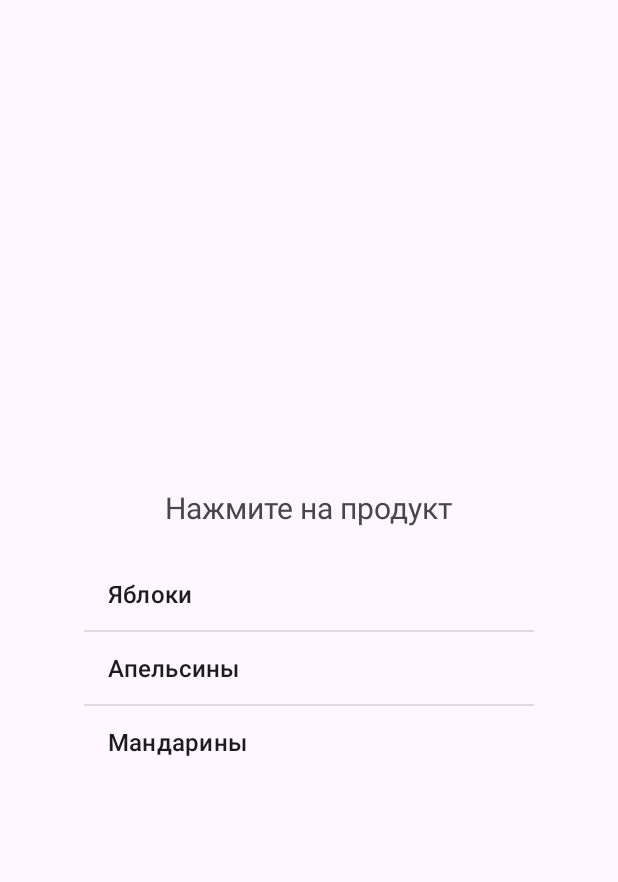
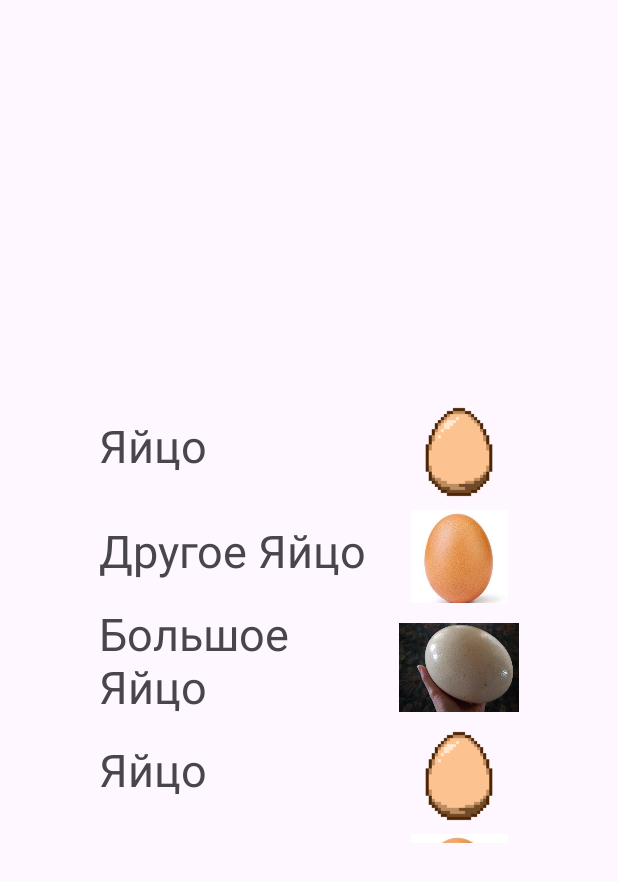
Before and after one commit to Krezerenko/MobileDev-sem-4, an Android app: the screen it shows after launch (MainActivity before the commit, ThirdActivity after it), on a phone screen of 412 x 824 dp. Shown: the top 882 px of the screen. Run offline under Robolectric (Android 15) with nearby library versions, the phone set to English and light mode, and no system bars.

Commit message:
Закончил второй пункт 5-й практики

```diff
--- a/Projects/Pract5/app/src/main/AndroidManifest.xml
+++ b/Projects/Pract5/app/src/main/AndroidManifest.xml
@@ -13,13 +13,13 @@
             android:theme="@style/Theme.Pract5"
             tools:targetApi="31">
         <activity
-                android:name=".ThirdActivity"
+                android:name=".MainActivity"
                 android:exported="false" />
         <activity
                 android:name=".SecondActivity"
                 android:exported="false" />
         <activity
-                android:name=".MainActivity"
+                android:name=".ThirdActivity"
                 android:exported="true">
             <intent-filter>
                 <action android:name="android.intent.action.MAIN" />
--- /dev/null
+++ b/Projects/Pract5/app/src/main/java/com/example/pract5/CustomAdapter.java
@@ -0,0 +1,58 @@
+package com.example.pract5;
+
+import android.view.LayoutInflater;
+import android.view.View;
+import android.view.ViewGroup;
+import android.widget.ImageView;
+import android.widget.TextView;
+
+import androidx.annotation.NonNull;
+import androidx.recyclerview.widget.RecyclerView;
+
+import java.util.List;
+
+public class CustomAdapter extends RecyclerView.Adapter<CustomAdapter.ViewHolder>
+{
+    private final List<CustomItem> items;
+
+    public CustomAdapter(List<CustomItem> items)
+    {
+        this.items = items;
+    }
+
+    @NonNull
+    @Override
+    public CustomAdapter.ViewHolder onCreateViewHolder(@NonNull ViewGroup parent, int viewType)
+    {
+        View view = LayoutInflater.from(parent.getContext())
+                .inflate(R.layout.item_third, parent, false);
+        return new ViewHolder(view);
+    }
+
+    @Override
+    public void onBindViewHolder(@NonNull CustomAdapter.ViewHolder holder, int position)
+    {
+        CustomItem item = items.get(position);
+
+        holder.textView.setText(item.getText());
+        holder.imageView.setImageResource(item.getImageId());
+    }
+
+    @Override
+    public int getItemCount()
+    {
+        return items.size();
+    }
+
+    public static class ViewHolder extends RecyclerView.ViewHolder
+    {
+        private final TextView textView;
+        private final ImageView imageView;
+        public ViewHolder(@NonNull View itemView)
+        {
+            super(itemView);
+            textView = itemView.findViewById(R.id.text_itemThird);
+            imageView = itemView.findViewById(R.id.image_itemThird);
+        }
+    }
+}
--- /dev/null
+++ b/Projects/Pract5/app/src/main/java/com/example/pract5/CustomItem.java
@@ -0,0 +1,23 @@
+package com.example.pract5;
+
+public class CustomItem
+{
+    private final String text;
+    private final int imageId;
+
+    public CustomItem(String text, int imageId)
+    {
+        this.text = text;
+        this.imageId = imageId;
+    }
+
+    public String getText()
+    {
+        return text;
+    }
+
+    public int getImageId()
+    {
+        return imageId;
+    }
+}
--- a/Projects/Pract5/app/src/main/java/com/example/pract5/ThirdActivity.java
+++ b/Projects/Pract5/app/src/main/java/com/example/pract5/ThirdActivity.java
@@ -7,6 +7,11 @@ import androidx.appcompat.app.AppCompatActivity;
 import androidx.core.graphics.Insets;
 import androidx.core.view.ViewCompat;
 import androidx.core.view.WindowInsetsCompat;
+import androidx.recyclerview.widget.LinearLayoutManager;
+import androidx.recyclerview.widget.RecyclerView;
+
+import java.util.ArrayList;
+import java.util.List;
 
 public class ThirdActivity extends AppCompatActivity
 {
@@ -23,5 +28,23 @@ public class ThirdActivity extends AppCompatActivity
             v.setPadding(systemBars.left, systemBars.top, systemBars.right, systemBars.bottom);
             return insets;
         });
+
+        RecyclerView recycler = findViewById(R.id.recycler_third);
+        recycler.setLayoutManager(new LinearLayoutManager(this));
+
+        ArrayList<CustomItem> items = new ArrayList<>(List.of(
+                new CustomItem("Яйцо", R.drawable.image_third_egg1),
+                new CustomItem("Другое Яйцо", R.drawable.image_third_egg2),
+                new CustomItem("Большое Яйцо", R.drawable.image_third_egg3),
+                new CustomItem("Яйцо", R.drawable.image_third_egg1),
+                new CustomItem("Другое Яйцо", R.drawable.image_third_egg2),
+                new CustomItem("Большое Яйцо", R.drawable.image_third_egg3),
+                new CustomItem("Яйцо", R.drawable.image_third_egg1),
+                new CustomItem("Другое Яйцо", R.drawable.image_third_egg2),
+                new CustomItem("Большое Яйцо", R.drawable.image_third_egg3)
+        ));
+
+        CustomAdapter adapter = new CustomAdapter(items);
+        recycler.setAdapter(adapter);
     }
 }
--- a/Projects/Pract5/app/src/main/res/layout/activity_third.xml
+++ b/Projects/Pract5/app/src/main/res/layout/activity_third.xml
@@ -1,10 +1,17 @@
 <?xml version="1.0" encoding="utf-8"?>
-<androidx.constraintlayout.widget.ConstraintLayout xmlns:android="http://schemas.android.com/apk/res/android"
+<LinearLayout xmlns:android="http://schemas.android.com/apk/res/android"
         xmlns:tools="http://schemas.android.com/tools"
         xmlns:app="http://schemas.android.com/apk/res-auto"
         android:id="@+id/main"
         android:layout_width="match_parent"
         android:layout_height="match_parent"
+        android:orientation="vertical"
+        android:gravity="center"
         tools:context=".ThirdActivity">
 
-</androidx.constraintlayout.widget.ConstraintLayout>
+    <androidx.recyclerview.widget.RecyclerView
+            android:id="@+id/recycler_third"
+            android:layout_width="300dp"
+            android:layout_height="300dp" />
+
+</LinearLayout>
--- /dev/null
+++ b/Projects/Pract5/app/src/main/res/layout/item_third.xml
@@ -0,0 +1,37 @@
+<?xml version="1.0" encoding="utf-8"?>
+<LinearLayout xmlns:android="http://schemas.android.com/apk/res/android"
+        android:layout_width="match_parent"
+        android:layout_height="wrap_content"
+        android:minHeight="70dp"
+        android:orientation="horizontal"
+        android:baselineAligned="false" >
+    <FrameLayout
+            android:layout_width="0dp"
+            android:layout_height="wrap_content"
+            android:layout_weight="2"
+            android:layout_gravity="center">
+        <TextView
+                android:id="@+id/text_itemThird"
+                android:layout_width="wrap_content"
+                android:layout_height="wrap_content"
+                android:layout_gravity="center_vertical"
+                android:layout_marginHorizontal="10dp"
+                android:textSize="30sp"
+                android:text="text" />
+    </FrameLayout>
+
+    <FrameLayout
+            android:layout_width="0dp"
+            android:layout_height="70dp"
+            android:layout_weight="1"
+            android:layout_gravity="center">
+        <ImageView
+                android:id="@+id/image_itemThird"
+                android:layout_width="match_parent"
+                android:layout_height="match_parent"
+                android:layout_gravity="center"
+                android:layout_marginHorizontal="10dp"
+                android:layout_marginTop="5dp"
+                android:src="@drawable/ic_launcher_foreground"/>
+    </FrameLayout>
+</LinearLayout>
```
Also changed, not shown: Projects/Pract5/app/src/main/res/drawable/image_third_egg1.png (added), Projects/Pract5/app/src/main/res/drawable/image_third_egg2.png (added), Projects/Pract5/app/src/main/res/drawable/image_third_egg3.jpg (added), 6 other files.
